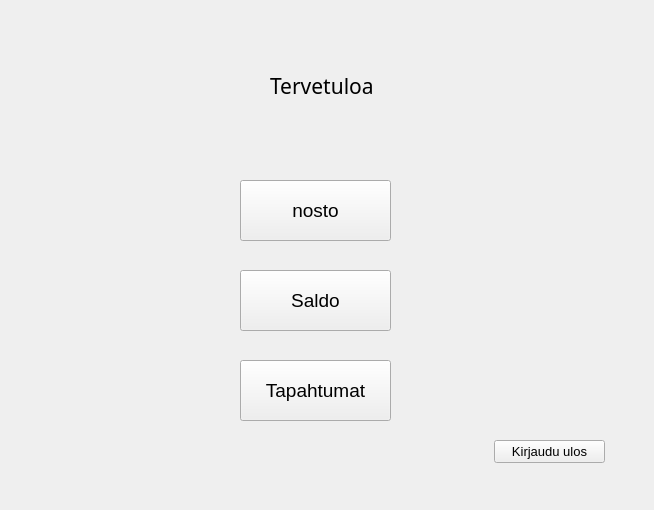
tvt20kmo-ohjelmistokehitysprojekti/Group14, file automaatti/menu.ui: the form before one commit.
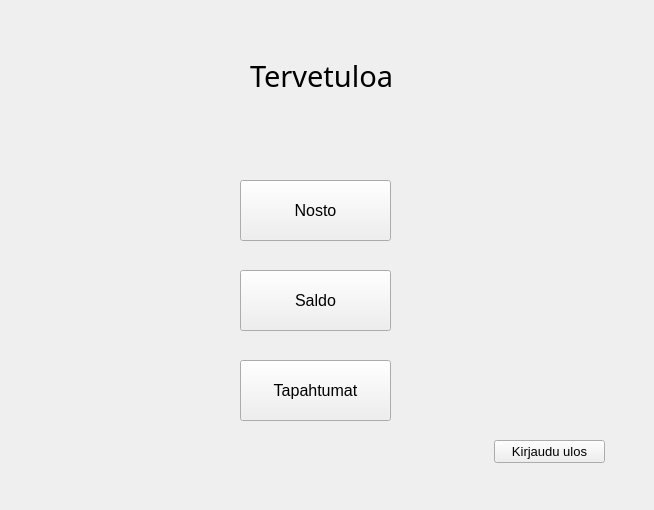
The form after the commit.

Patch:
```diff
--- a/automaatti/menu.ui
+++ b/automaatti/menu.ui
@@ -24,11 +24,11 @@
    </property>
    <property name="font">
     <font>
-     <pointsize>14</pointsize>
+     <pointsize>12</pointsize>
     </font>
    </property>
    <property name="text">
-    <string>nosto</string>
+    <string>Nosto</string>
    </property>
   </widget>
   <widget class="QPushButton" name="btnSaldo">
@@ -42,7 +42,7 @@
    </property>
    <property name="font">
     <font>
-     <pointsize>14</pointsize>
+     <pointsize>12</pointsize>
     </font>
    </property>
    <property name="text">
@@ -60,7 +60,7 @@
    </property>
    <property name="font">
     <font>
-     <pointsize>14</pointsize>
+     <pointsize>12</pointsize>
     </font>
    </property>
    <property name="text">
@@ -88,8 +88,8 @@
   <widget class="QLabel" name="labelTervetuloa">
    <property name="geometry">
     <rect>
-     <x>270</x>
-     <y>50</y>
+     <x>250</x>
+     <y>40</y>
      <width>171</width>
      <height>71</height>
     </rect>
@@ -97,7 +97,7 @@
    <property name="font">
     <font>
      <family>Sylfaen</family>
-     <pointsize>16</pointsize>
+     <pointsize>22</pointsize>
     </font>
    </property>
    <property name="text">
```
Left out of the diff: 2 changed lines with no effect on the pictures.
